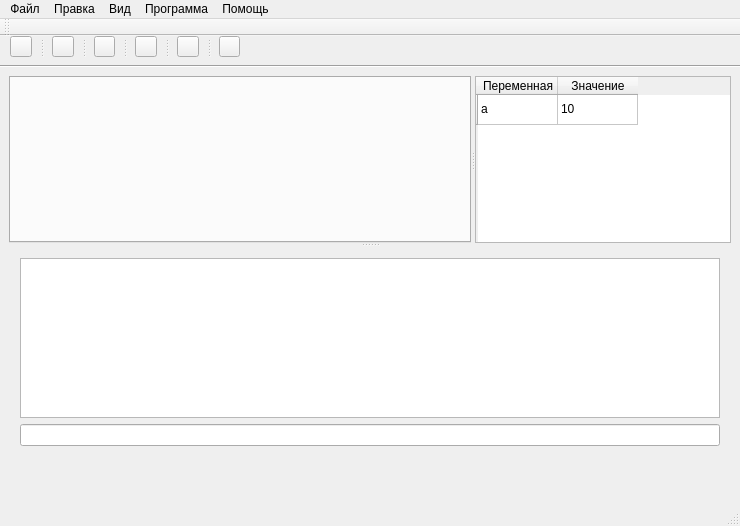
Above: mainwindow.ui from NOOBS-DevTeam/Appendix before the change. Below: the same form after it.
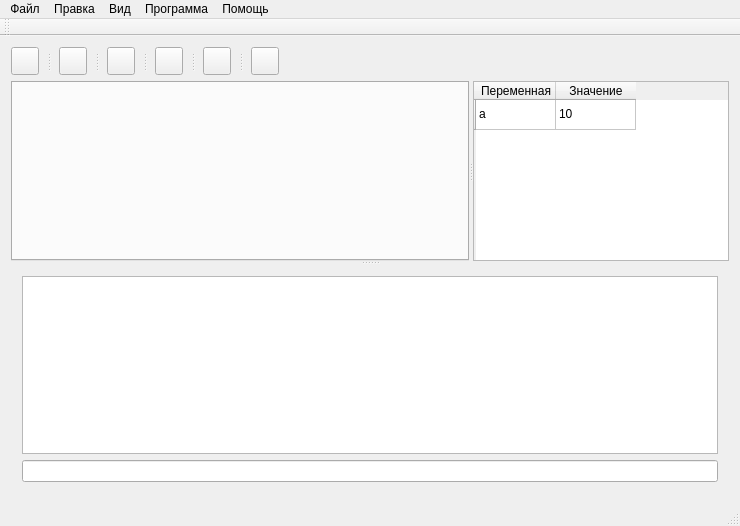
That is the form after the change. Icons and pictures are not drawn.

Commit message: Настроил растяжение виджетов

The edit to the form file:
```diff
--- a/mainwindow.ui
+++ b/mainwindow.ui
@@ -38,15 +38,189 @@
      <height>100</height>
     </size>
    </property>
+   <layout class="QGridLayout" name="gridLayout">
+    <item row="0" column="0">
+     <layout class="QHBoxLayout" name="horizontalLayout_3">
+      <property name="spacing">
+       <number>0</number>
+      </property>
+      <item>
+       <widget class="QSplitter" name="splitter_6">
+        <property name="lineWidth">
+         <number>1</number>
+        </property>
+        <property name="orientation">
+         <enum>Qt::Horizontal</enum>
+        </property>
+        <property name="handleWidth">
+         <number>20</number>
+        </property>
+        <widget class="QToolButton" name="toolButton">
+         <property name="cursor">
+          <cursorShape>PointingHandCursor</cursorShape>
+         </property>
+         <property name="text">
+          <string/>
+         </property>
+         <property name="icon">
+          <iconset>
+           <normaloff>../../Users/Владимир/Desktop/new.ico</normaloff>../../Users/Владимир/Desktop/new.ico</iconset>
+         </property>
+         <property name="iconSize">
+          <size>
+           <width>20</width>
+           <height>20</height>
+          </size>
+         </property>
+         <property name="autoRepeat">
+          <bool>false</bool>
+         </property>
+         <property name="autoExclusive">
+          <bool>false</bool>
+         </property>
+        </widget>
+        <widget class="QToolButton" name="toolButton_2">
+         <property name="cursor">
+          <cursorShape>PointingHandCursor</cursorShape>
+         </property>
+         <property name="text">
+          <string/>
+         </property>
+         <property name="icon">
+          <iconset>
+           <normaloff>../../Users/Владимир/Desktop/play.ico</normaloff>../../Users/Владимир/Desktop/play.ico</iconset>
+         </property>
+         <property name="iconSize">
+          <size>
+           <width>20</width>
+           <height>20</height>
+          </size>
+         </property>
+         <property name="autoRepeat">
+          <bool>false</bool>
+         </property>
+         <property name="autoExclusive">
+          <bool>false</bool>
+         </property>
+        </widget>
+        <widget class="QToolButton" name="toolButton_3">
+         <property name="cursor">
+          <cursorShape>PointingHandCursor</cursorShape>
+         </property>
+         <property name="text">
+          <string/>
+         </property>
+         <property name="icon">
+          <iconset>
+           <normaloff>../../Users/Владимир/Desktop/open.ico</normaloff>../../Users/Владимир/Desktop/open.ico</iconset>
+         </property>
+         <property name="iconSize">
+          <size>
+           <width>20</width>
+           <height>20</height>
+          </size>
+         </property>
+         <property name="autoRepeat">
+          <bool>false</bool>
+         </property>
+         <property name="autoExclusive">
+          <bool>false</bool>
+         </property>
+        </widget>
+        <widget class="QToolButton" name="toolButton_4">
+         <property name="cursor">
+          <cursorShape>PointingHandCursor</cursorShape>
+         </property>
+         <property name="text">
+          <string/>
+         </property>
+         <property name="icon">
+          <iconset>
+           <normaloff>../../Users/Владимир/Desktop/stop.ico</normaloff>../../Users/Владимир/Desktop/stop.ico</iconset>
+         </property>
+         <property name="iconSize">
+          <size>
+           <width>20</width>
+           <height>20</height>
+          </size>
+         </property>
+         <property name="autoRepeat">
+          <bool>false</bool>
+         </property>
+         <property name="autoExclusive">
+          <bool>false</bool>
+         </property>
+        </widget>
+        <widget class="QToolButton" name="toolButton_5">
+         <property name="cursor">
+          <cursorShape>PointingHandCursor</cursorShape>
+         </property>
+         <property name="text">
+          <string/>
+         </property>
+         <property name="icon">
+          <iconset>
+           <normaloff>../../Users/Владимир/Desktop/save.ico</normaloff>../../Users/Владимир/Desktop/save.ico</iconset>
+         </property>
+         <property name="iconSize">
+          <size>
+           <width>20</width>
+           <height>20</height>
+          </size>
+         </property>
+         <property name="autoRepeat">
+          <bool>false</bool>
+         </property>
+         <property name="autoExclusive">
+          <bool>false</bool>
+         </property>
+        </widget>
+        <widget class="QToolButton" name="toolButton_6">
+         <property name="cursor">
+          <cursorShape>PointingHandCursor</cursorShape>
+         </property>
+         <property name="text">
+          <string/>
+         </property>
+         <property name="icon">
+          <iconset>
+           <normaloff>../../Users/Владимир/Desktop/save_as.ico</normaloff>../../Users/Владимир/Desktop/save_as.ico</iconset>
+         </property>
+         <property name="iconSize">
+          <size>
+           <width>20</width>
+           <height>20</height>
+          </size>
+         </property>
+         <property name="autoRepeat">
+          <bool>false</bool>
+         </property>
+         <property name="autoExclusive">
+          <bool>false</bool>
+         </property>
+        </widget>
+       </widget>
+      </item>
+      <item>
+       <spacer name="horizontalSpacer_3">
+        <property name="orientation">
+         <enum>Qt::Horizontal</enum>
+        </property>
+        <property name="sizeType">
+         <enum>QSizePolicy::Maximum</enum>
+        </property>
+        <property name="sizeHint" stdset="0">
+         <size>
+          <width>1000</width>
+          <height>28</height>
+         </size>
+        </property>
+       </spacer>
+      </item>
+     </layout>
+    </item>
+    <item row="1" column="0">
    <widget class="QSplitter" name="splitter_2">
-    <property name="geometry">
-     <rect>
-      <x>9</x>
-      <y>40</y>
-      <width>722</width>
-      <height>381</height>
-     </rect>
-    </property>
     <property name="orientation">
      <enum>Qt::Vertical</enum>
     </property>
@@ -158,182 +332,8 @@
      </widget>
     </widget>
    </widget>
-   <widget class="Line" name="line">
-    <property name="geometry">
-     <rect>
-      <x>0</x>
-      <y>20</y>
-      <width>771</width>
-      <height>21</height>
-     </rect>
-    </property>
-    <property name="orientation">
-     <enum>Qt::Horizontal</enum>
-    </property>
-   </widget>
-   <widget class="QSplitter" name="splitter_3">
-    <property name="geometry">
-     <rect>
-      <x>10</x>
-      <y>0</y>
-      <width>231</width>
-      <height>21</height>
-     </rect>
-    </property>
-    <property name="lineWidth">
-     <number>1</number>
-    </property>
-    <property name="orientation">
-     <enum>Qt::Horizontal</enum>
-    </property>
-    <property name="handleWidth">
-     <number>20</number>
-    </property>
-    <widget class="QToolButton" name="toolButton">
-     <property name="cursor">
-      <cursorShape>PointingHandCursor</cursorShape>
-     </property>
-     <property name="text">
-      <string/>
-     </property>
-     <property name="icon">
-      <iconset>
-       <normaloff>../../Users/Владимир/Desktop/new.ico</normaloff>../../Users/Владимир/Desktop/new.ico</iconset>
-     </property>
-     <property name="iconSize">
-      <size>
-       <width>200</width>
-       <height>200</height>
-      </size>
-     </property>
-     <property name="autoRepeat">
-      <bool>false</bool>
-     </property>
-     <property name="autoExclusive">
-      <bool>false</bool>
-     </property>
-    </widget>
-    <widget class="QToolButton" name="toolButton_2">
-     <property name="cursor">
-      <cursorShape>PointingHandCursor</cursorShape>
-     </property>
-     <property name="text">
-      <string/>
-     </property>
-     <property name="icon">
-      <iconset>
-       <normaloff>../../Users/Владимир/Desktop/save.ico</normaloff>../../Users/Владимир/Desktop/save.ico</iconset>
-     </property>
-     <property name="iconSize">
-      <size>
-       <width>200</width>
-       <height>200</height>
-      </size>
-     </property>
-     <property name="autoRepeat">
-      <bool>false</bool>
-     </property>
-     <property name="autoExclusive">
-      <bool>false</bool>
-     </property>
-    </widget>
-    <widget class="QToolButton" name="toolButton_3">
-     <property name="cursor">
-      <cursorShape>PointingHandCursor</cursorShape>
-     </property>
-     <property name="text">
-      <string/>
-     </property>
-     <property name="icon">
-      <iconset>
-       <normaloff>../../Users/Владимир/Desktop/save_as.ico</normaloff>../../Users/Владимир/Desktop/save_as.ico</iconset>
-     </property>
-     <property name="iconSize">
-      <size>
-       <width>200</width>
-       <height>200</height>
-      </size>
-     </property>
-     <property name="autoRepeat">
-      <bool>false</bool>
-     </property>
-     <property name="autoExclusive">
-      <bool>false</bool>
-     </property>
-    </widget>
-    <widget class="QToolButton" name="toolButton_4">
-     <property name="cursor">
-      <cursorShape>PointingHandCursor</cursorShape>
-     </property>
-     <property name="text">
-      <string/>
-     </property>
-     <property name="icon">
-      <iconset>
-       <normaloff>../../Users/Владимир/Desktop/open.ico</normaloff>../../Users/Владимир/Desktop/open.ico</iconset>
-     </property>
-     <property name="iconSize">
-      <size>
-       <width>200</width>
-       <height>200</height>
-      </size>
-     </property>
-     <property name="autoRepeat">
-      <bool>false</bool>
-     </property>
-     <property name="autoExclusive">
-      <bool>false</bool>
-     </property>
-    </widget>
-    <widget class="QToolButton" name="toolButton_5">
-     <property name="cursor">
-      <cursorShape>PointingHandCursor</cursorShape>
-     </property>
-     <property name="text">
-      <string/>
-     </property>
-     <property name="icon">
-      <iconset>
-       <normaloff>../../Users/Владимир/Desktop/play.ico</normaloff>../../Users/Владимир/Desktop/play.ico</iconset>
-     </property>
-     <property name="iconSize">
-      <size>
-       <width>200</width>
-       <height>200</height>
-      </size>
-     </property>
-     <property name="autoRepeat">
-      <bool>false</bool>
-     </property>
-     <property name="autoExclusive">
-      <bool>false</bool>
-     </property>
-    </widget>
-    <widget class="QToolButton" name="toolButton_6">
-     <property name="cursor">
-      <cursorShape>PointingHandCursor</cursorShape>
-     </property>
-     <property name="text">
-      <string/>
-     </property>
-     <property name="icon">
-      <iconset>
-       <normaloff>../../Users/Владимир/Desktop/stop.ico</normaloff>../../Users/Владимир/Desktop/stop.ico</iconset>
-     </property>
-     <property name="iconSize">
-      <size>
-       <width>200</width>
-       <height>200</height>
-      </size>
-     </property>
-     <property name="autoRepeat">
-      <bool>false</bool>
-     </property>
-     <property name="autoExclusive">
-      <bool>false</bool>
-     </property>
-    </widget>
-   </widget>
+    </item>
+   </layout>
   </widget>
   <widget class="QMenuBar" name="menuBar">
    <property name="geometry">
```
Lines whose indentation alone changed are shown as unchanged.
